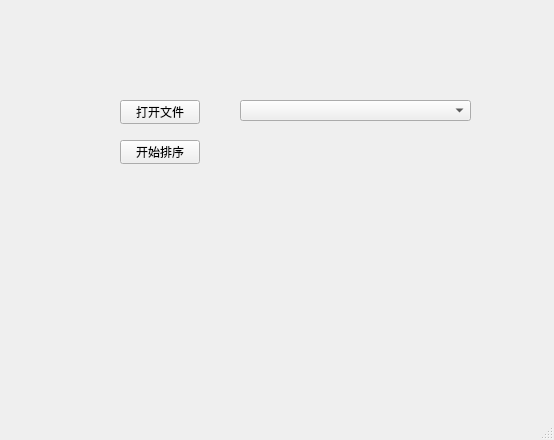
This is sortwindow.ui in llyiyi/QT-algo-work as Qt 5 draws it before an edit. The edited form follows.
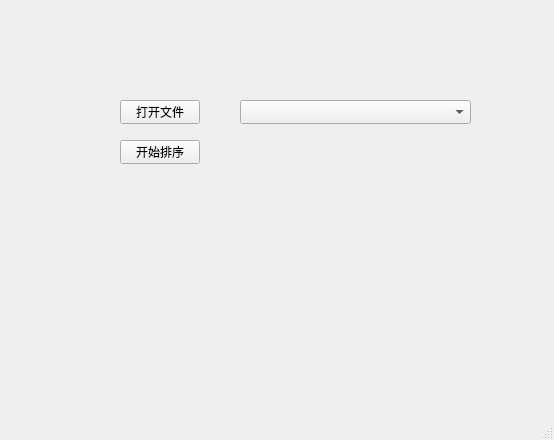
This is the edited form.

Commit message: 完成排序窗口功能点

Diff of the .ui file:
```diff
--- a/sortwindow.ui
+++ b/sortwindow.ui
@@ -46,7 +46,7 @@
       <x>240</x>
       <y>100</y>
       <width>231</width>
-      <height>21</height>
+      <height>24</height>
      </rect>
     </property>
    </widget>
```
Left out of the diff: 2 changed lines with no effect on the pictures. The commit also changes 2 other files.
